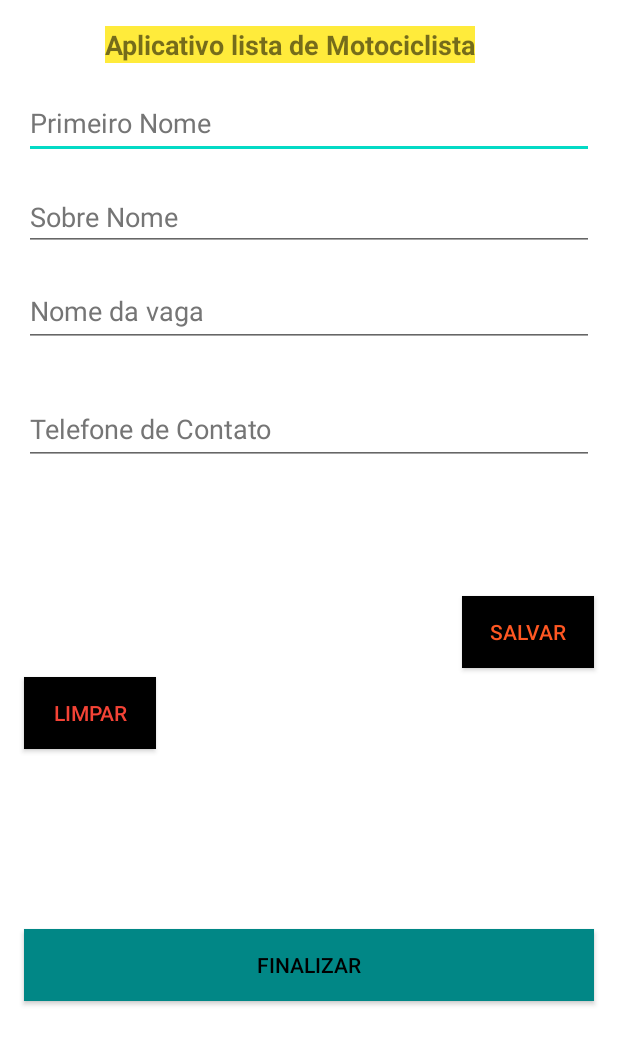
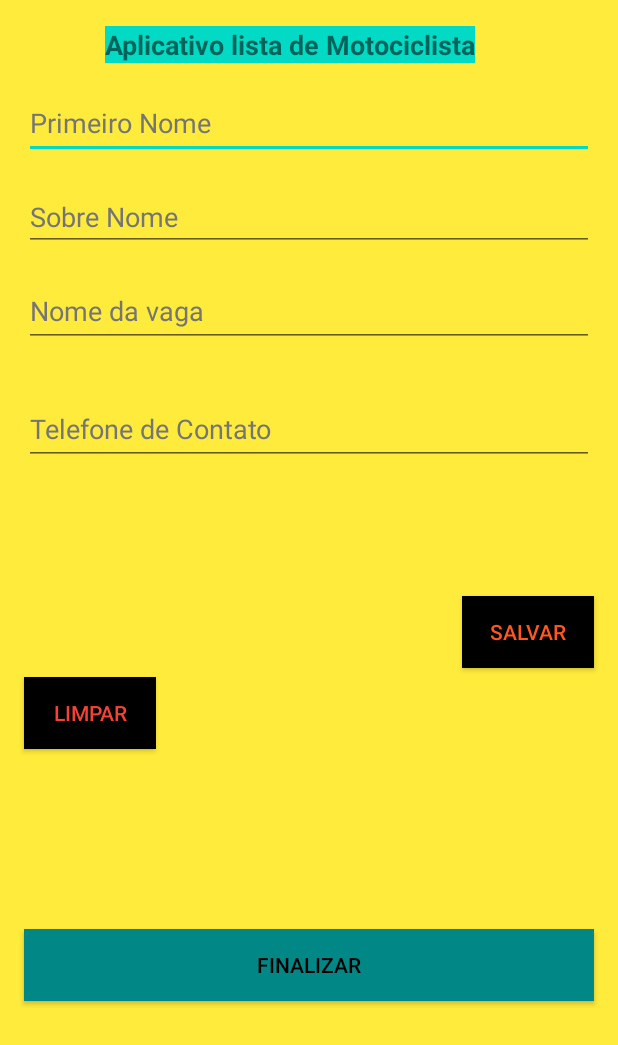
Before and after one commit to renatobrasil1/Curso-Desenvolvimento-Android, an Android app: the screen it shows after launch (MainActivity), on a phone screen of 412 x 824 dp. Shown: the top 1045 px of the screen. Run offline under Robolectric (Android 15) with nearby library versions, the phone set to English and light mode, and no system bars.

Commit message:
adicinando uma cor no background celular

```diff
--- a/Applistamotociclista/app/src/main/java/renato/brasil/com/br/applistamotociclista/model/Vaga.java
+++ b/Applistamotociclista/app/src/main/java/renato/brasil/com/br/applistamotociclista/model/Pessoa.java
@@ -1,4 +1,4 @@
 package renato.brasil.com.br.applistamotociclista.model;
 
-public class Vaga {
+public class Pessoa {
 }
--- a/Applistamotociclista/app/src/main/res/layout/activity_main.xml
+++ b/Applistamotociclista/app/src/main/res/layout/activity_main.xml
@@ -3,11 +3,12 @@
     xmlns:app="http://schemas.android.com/apk/res-auto"
     xmlns:tools="http://schemas.android.com/tools"
     android:layout_width="match_parent"
+    android:background="@color/amarelo"
     android:layout_height="match_parent">
 
 
     <TextView
-        android:background="@color/amarelo"
+        android:background="@color/teal_200"
         android:id="@+id/txttitulo"
         android:layout_width="wrap_content"
         android:layout_height="wrap_content"
--- a/Applistamotociclista/app/src/main/res/values/themes.xml
+++ b/Applistamotociclista/app/src/main/res/values/themes.xml
@@ -2,7 +2,7 @@
     <!-- Base application theme. -->
     <style name="Theme.Applistamotociclista" parent="Theme.MaterialComponents.DayNight.DarkActionBar">
         <!-- Primary brand color. -->
-        <item name="colorPrimary">@color/amarelo</item>
+        <item name="colorPrimary">#03A9F4</item>
         <item name="colorPrimaryVariant">@color/purple_700</item>
         <item name="colorOnPrimary">@color/purple_700</item>
         <!-- Secondary brand color. -->
```
